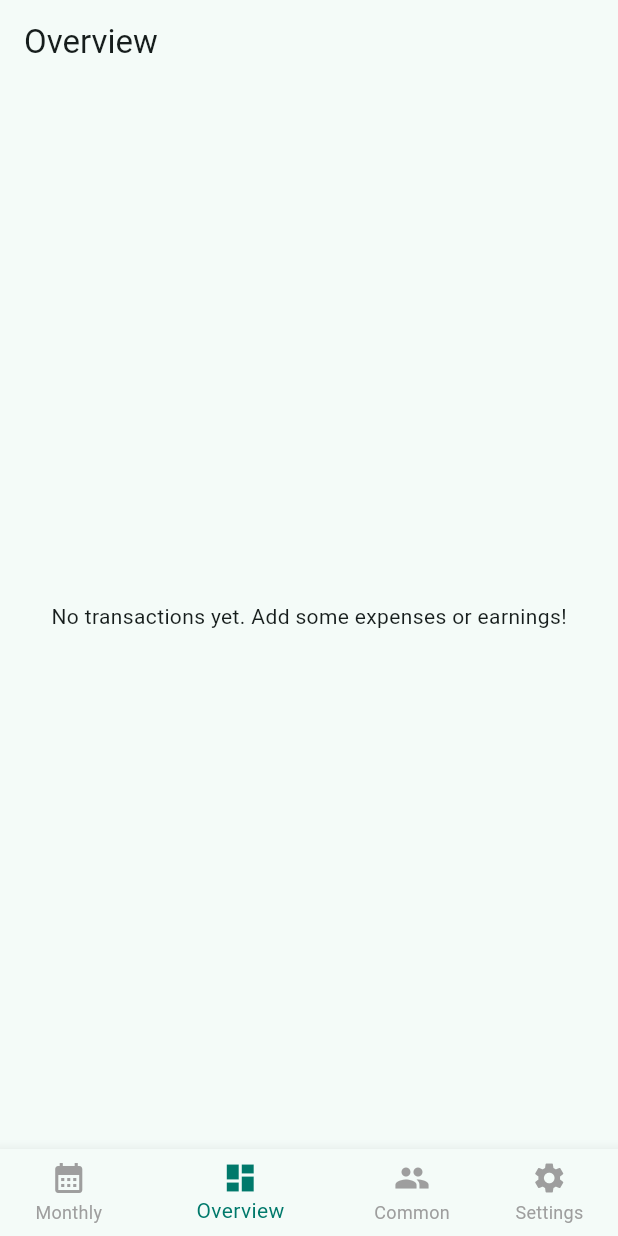
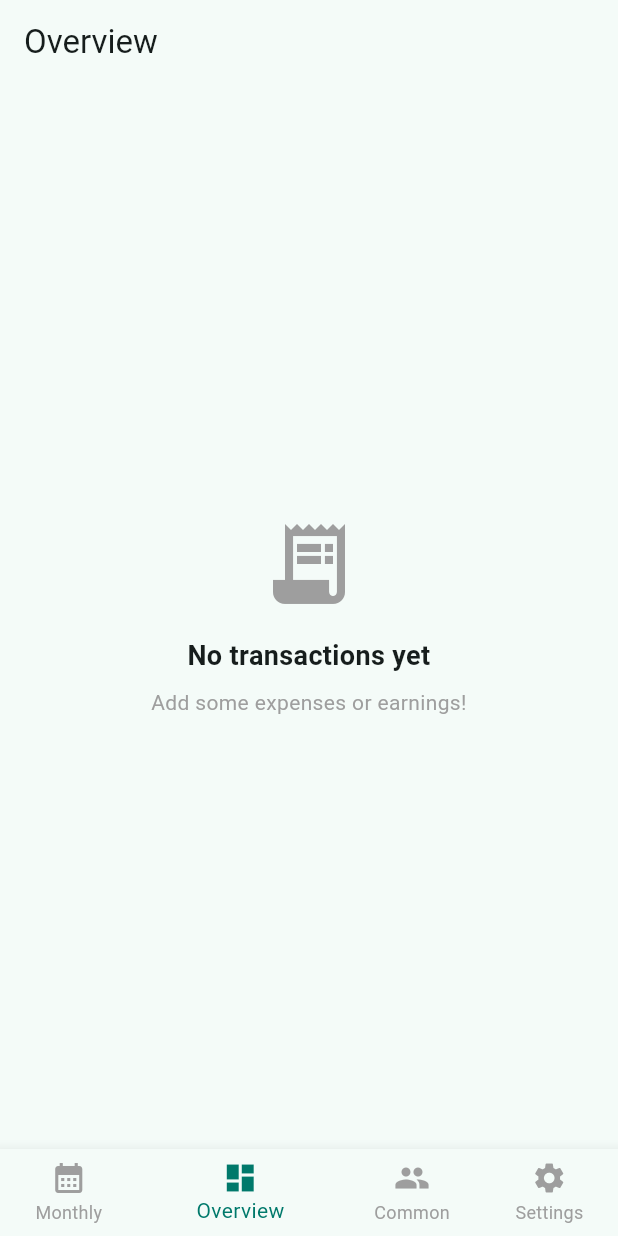
Before and after one commit to Abinandhan-S/Expense-Tracker, a Flutter app: the screen it shows after launch, item 2 of the bottom bar chosen, on a phone screen of 412 x 824 dp. Run offline on Flutter 3.47's test engine with Material 3 defaults, Android fonts, the phone set to English and light mode, and no system bars; our stand-ins replace csv, hive_flutter; accounts and stored records are empty.

Commit message:
Feat: Update on overview and main

```diff
--- a/lib/page/overview.dart
+++ b/lib/page/overview.dart
@@ -23,15 +23,30 @@ class _OverviewPageState extends State<OverviewPage> {
   final Box<Expense> expenseBox = Hive.box<Expense>('expenses_box');
   final Box<Earning> earningBox = Hive.box<Earning>('earnings_box');
 
-  /// ✅ Compute raw totals for each month (no reduction)
+  /// ✅ Compute raw totals for each month (earnings + expenses)
   Map<String, Map<String, double>> computeMonthTotals() {
     final Map<String, Map<String, double>> totals = {};
 
-    // ✅ EARNINGS (no reduction logic, full exact total)
+    // -----------------------------
+    // ✅ EARNINGS
+    // -----------------------------
     for (final e in earningBox.values) {
       final key = '${e.date.year}-${e.date.month.toString().padLeft(2, '0')}';
+
       totals.putIfAbsent(key, () => {'expenses': 0.0, 'earnings': 0.0});
+
       totals[key]!['earnings'] = totals[key]!['earnings']! + e.amount;
+    }
+
+    // -----------------------------
+    // ✅ EXPENSES
+    // -----------------------------
+    for (final e in expenseBox.values) {
+      final key = '${e.date.year}-${e.date.month.toString().padLeft(2, '0')}';
+
+      totals.putIfAbsent(key, () => {'expenses': 0.0, 'earnings': 0.0});
+
+      totals[key]!['expenses'] = totals[key]!['expenses']! + e.amount;
     }
 
     return totals;
@@ -64,8 +79,36 @@ class _OverviewPageState extends State<OverviewPage> {
     if (keys.isEmpty) {
       return Scaffold(
         appBar: AppBar(title: const Text('Overview')),
-        body: const Center(
-          child: Text('No transactions yet. Add some expenses or earnings!'),
+        body: Center(
+          child: Column(
+            mainAxisSize: MainAxisSize.min,
+            mainAxisAlignment: MainAxisAlignment.center,
+            children: const [
+              Icon(
+                Icons.receipt_long,
+                size: 64,
+                color: Colors.grey,
+              ),
+              SizedBox(height: 16),
+              Text(
+                'No transactions yet',
+                style: TextStyle(
+                  fontSize: 18,
+                  fontWeight: FontWeight.bold,
+                ),
+                textAlign: TextAlign.center,
+              ),
+              SizedBox(height: 8),
+              Text(
+                'Add some expenses or earnings!',
+                style: TextStyle(
+                  fontSize: 14,
+                  color: Colors.grey,
+                ),
+                textAlign: TextAlign.center,
+              ),
+            ],
+          ),
         ),
       );
     }
```
Also changed, not shown: lib/main.dart (+69 -142 lines), pubspec.lock.
